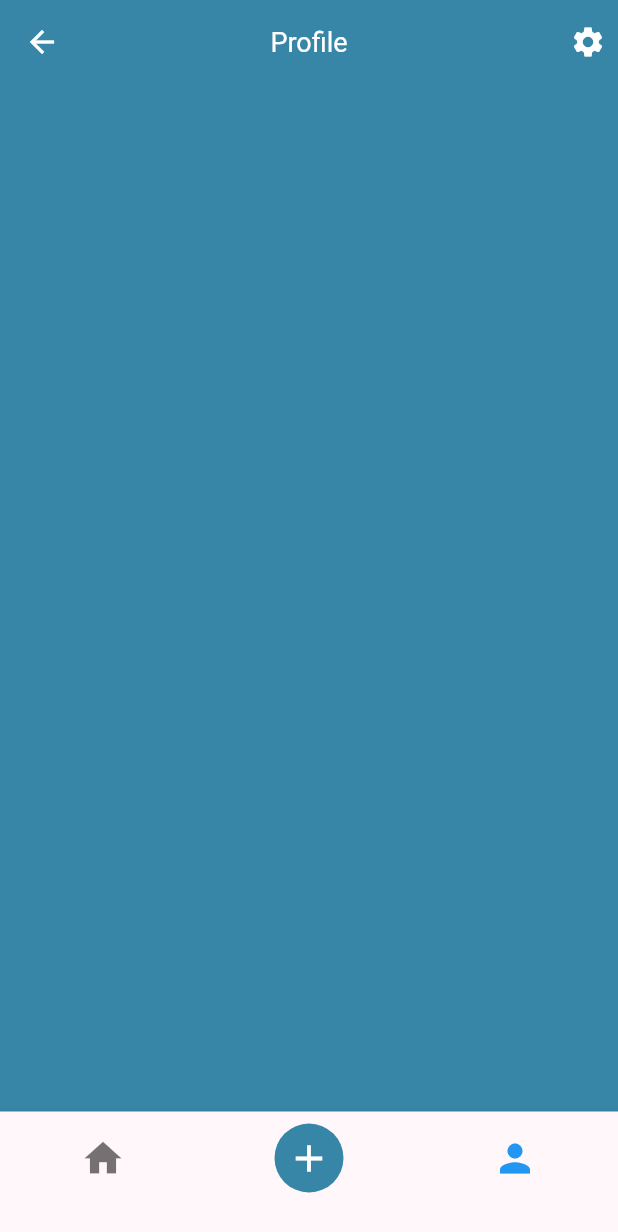
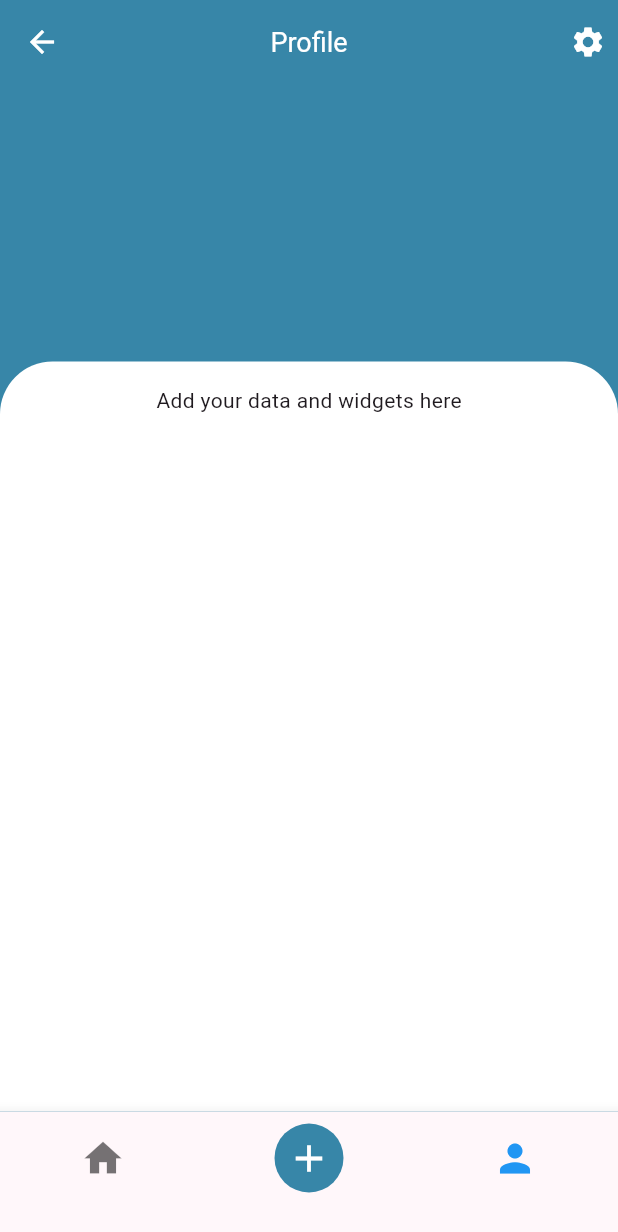
Before and after one commit to ali-mansour21/Studify-App, a Flutter app: the ProfileScreen screen opened by its route, on a phone screen of 412 x 824 dp. Shown: the top 1232 px of the screen. Run offline on Flutter 3.47's test engine with Material 3 defaults, Android fonts, the phone set to English and light mode, and no system bars; our stand-ins replace camera.

Commit message:
Create the profile layout

```diff
--- a/mobile/lib/screens/profile_screen.dart
+++ b/mobile/lib/screens/profile_screen.dart
@@ -58,6 +58,30 @@ class _ProfileScreenState extends State<ProfileScreen> {
           )
         ],
       ),
+      body: Align(
+        alignment: Alignment.bottomCenter,
+        child: Container(
+          height: 500, // Adjust the height as needed
+          width: double.infinity,
+          decoration: const BoxDecoration(
+            color: Colors.white,
+            borderRadius: BorderRadius.only(
+              topLeft: Radius.circular(35),
+              topRight: Radius.circular(35),
+            ),
+          ),
+          child: const Padding(
+            padding: EdgeInsets.all(16.0),
+            child: Column(
+              // Add your widgets here
+              children: [
+                Text('Add your data and widgets here'),
+                // More widgets go here
+              ],
+            ),
+          ),
+        ),
+      ),
       bottomNavigationBar: CustomNavigationBar(
           currentIndex: _selectedIndex, onItemSelected: _onNavItemSelected),
     );
```
